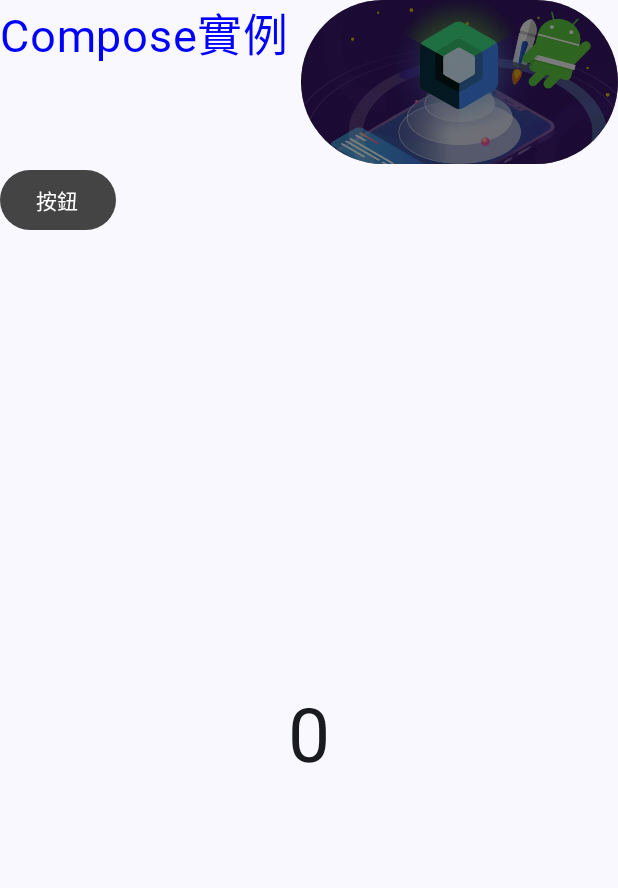
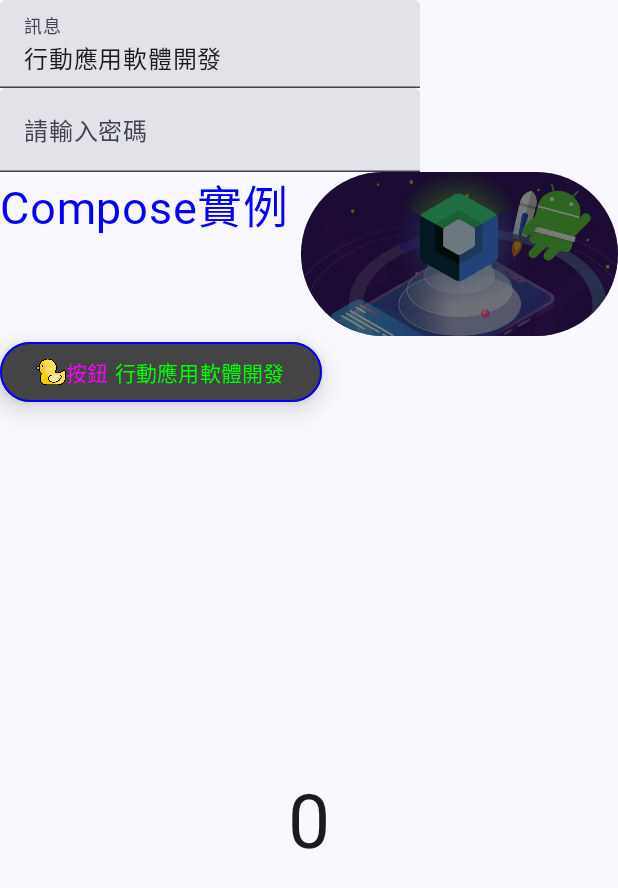
Before and after one commit to chiusjennifer/ComposeBasic, an Android app built with Jetpack Compose: the screen it shows after launch (MainActivity), on a phone screen of 412 x 824 dp. Shown: the top 888 px of the screen. Run offline under Robolectric (Android 15) with nearby library versions, the phone set to English and light mode, and no system bars; Roboto replaces fonts that are not available here.

Commit message:
0417 18:02 commit

```diff
--- a/app/src/main/java/tw/edu/pu/s1114859/composebasic/MainActivity.kt
+++ b/app/src/main/java/tw/edu/pu/s1114859/composebasic/MainActivity.kt
@@ -3,6 +3,7 @@ package tw.edu.pu.s1114859.composebasic
 import android.os.Bundle
 import androidx.activity.ComponentActivity
 import androidx.activity.compose.setContent
+import androidx.compose.foundation.BorderStroke
 import androidx.compose.foundation.Image
 import androidx.compose.foundation.background
 import androidx.compose.foundation.clickable
@@ -10,12 +11,18 @@ import androidx.compose.foundation.layout.Box
 import androidx.compose.foundation.layout.Column
 import androidx.compose.foundation.layout.Row
 import androidx.compose.foundation.layout.fillMaxSize
+import androidx.compose.foundation.layout.size
 import androidx.compose.foundation.shape.CircleShape
+import androidx.compose.foundation.shape.CutCornerShape
+import androidx.compose.foundation.shape.RoundedCornerShape
+import androidx.compose.foundation.text.KeyboardOptions
 import androidx.compose.material3.Button
+import androidx.compose.material3.ButtonDefaults
 import androidx.compose.material3.ButtonDefaults.buttonColors
 import androidx.compose.material3.MaterialTheme
 import androidx.compose.material3.Surface
 import androidx.compose.material3.Text
+import androidx.compose.material3.TextField
 import androidx.compose.runtime.Composable
 import androidx.compose.runtime.getValue
 import androidx.compose.runtime.mutableStateOf
@@ -29,7 +36,10 @@ import androidx.compose.ui.res.painterResource
 import androidx.compose.ui.res.stringResource
 import androidx.compose.ui.text.font.Font
 import androidx.compose.ui.text.font.FontFamily
+import androidx.compose.ui.text.input.KeyboardType
+import androidx.compose.ui.text.input.PasswordVisualTransformation
 import androidx.compose.ui.tooling.preview.Preview
+import androidx.compose.ui.unit.dp
 import androidx.compose.ui.unit.sp
 import tw.edu.pu.s1114859.composebasic.ui.theme.ComposeBasicTheme
 
@@ -49,7 +59,35 @@ class MainActivity : ComponentActivity() {
 
 @Composable
 fun Greeting(name: String, modifier: Modifier = Modifier) {
+    var msg by remember { mutableStateOf("行動應用軟體開發")}
+    var count = remember { mutableStateOf(0) }
+    var password by remember { mutableStateOf("") }
+
     Column {
+        TextField(
+            value = msg,
+            onValueChange = { newText ->
+                msg = newText
+            },
+            label = { Text(text = "訊息") },
+            placeholder = { Text(text = "請輸入您的訊息") },
+            keyboardOptions = KeyboardOptions
+                (keyboardType = KeyboardType.Number)
+
+        )
+        TextField(
+            value = password,
+            onValueChange = {
+                password = it
+            },
+            label = { Text(text = "請輸入密碼") },
+            visualTransformation = PasswordVisualTransformation(),
+            keyboardOptions = KeyboardOptions
+                (keyboardType = KeyboardType.Password)
+        )
+
+
+
         Row {
             Text(
                 text = "$name ",
@@ -68,15 +106,44 @@ fun Greeting(name: String, modifier: Modifier = Modifier) {
 
             )
 
+
         }
-        Button(onClick = {},
-            colors = buttonColors(Color.DarkGray)
+        Button(onClick = {
+            if (msg == "行動應用軟體開發"){
+                msg = "Android App"
+                count.value=0
+            }
+            else{
+                msg = "行動應用軟體開發"
+            }
 
-        ) {
+        },
+            colors = buttonColors(Color.DarkGray),
+            shape= RoundedCornerShape(20.dp),
+            //shape= CutCornerShape(10)
+            border= BorderStroke(1.dp, Color.Blue),
+            elevation =  ButtonDefaults.buttonElevation(
+                defaultElevation = 10.dp,
+                pressedElevation = 15.dp,
+                disabledElevation = 0.dp
+
+            )
+        ){
+            Image(
+                painterResource(id = R.drawable.animal0),
+                contentDescription ="黃色小鴨",
+                modifier = Modifier.size(20.dp)
+            )
+
             Text(
-                "按鈕",
-                color = Color.White
+                text = "按鈕 ",
+                color = Color.Magenta
             )
+            Text(
+                text = msg,
+                color = Color.Green
+            )
+
 
         }
         Box (
@@ -84,7 +151,7 @@ fun Greeting(name: String, modifier: Modifier = Modifier) {
             contentAlignment= Alignment.Center
         ){
             //var count by remember { mutableStateOf(0) }
-            var count = remember { mutableStateOf(0) }
+
 
             Text(
             text = count.value.toString(),
```
Also changed, not shown: app/src/main/res/drawable/animal0.png (added).
